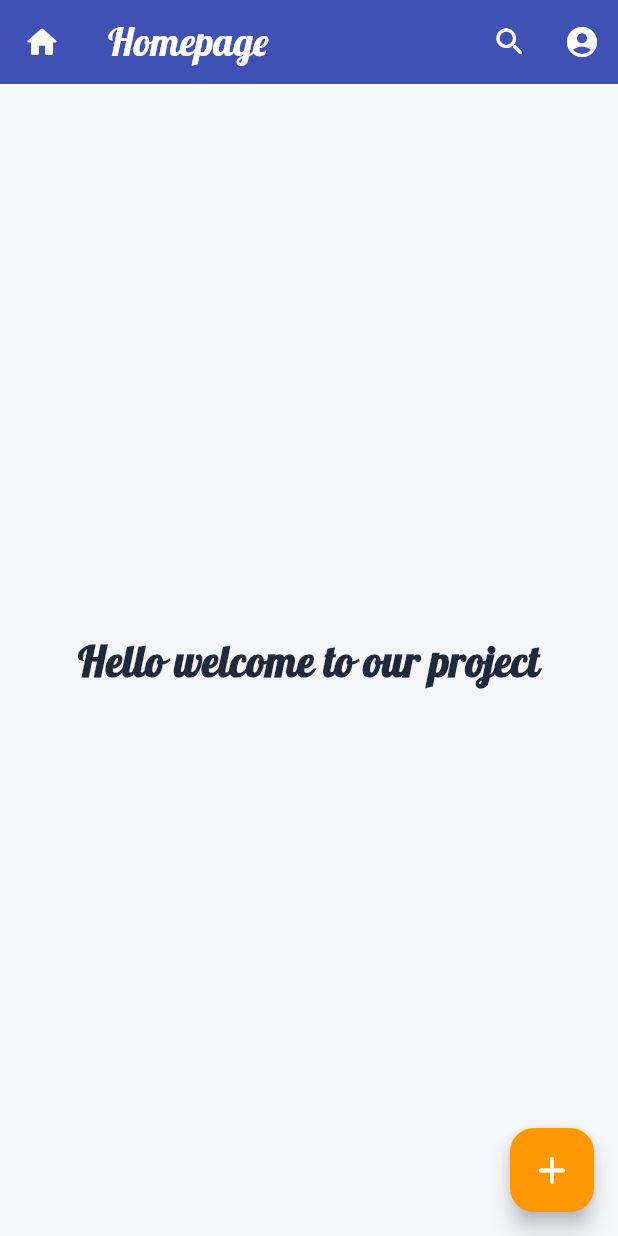
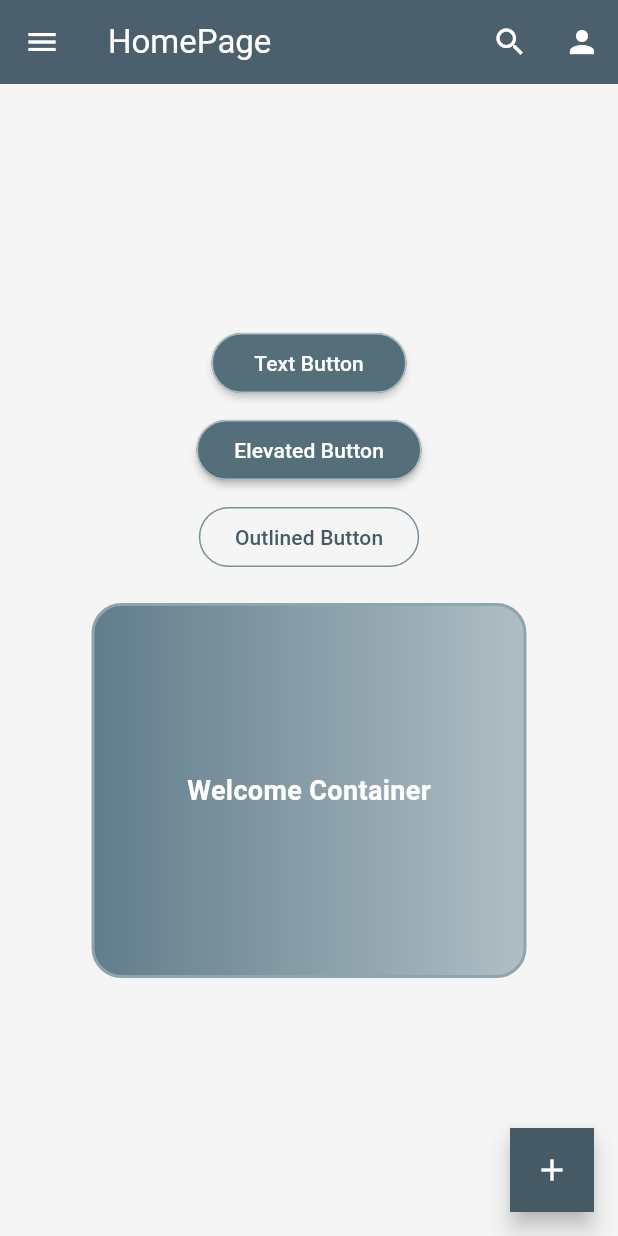
Before and after one commit to Taniasultana-creator/Flutter-Homepage, a Flutter app: the screen it shows after launch, on a phone screen of 412 x 824 dp. Run offline on Flutter 3.47's test engine with Material 3 defaults, Android fonts, the phone set to English and light mode, and no system bars; our stand-ins replace google_fonts.

Commit message:
Added Assignment 2

```diff
--- /dev/null
+++ b/lib/Assignment_2.dart
@@ -0,0 +1,134 @@
+import 'package:flutter/material.dart';
+
+class Assignment2 extends StatelessWidget {
+  const Assignment2({super.key});
+
+  @override
+  Widget build(BuildContext context) {
+    return Scaffold(
+      backgroundColor: Colors.grey.shade100,
+      appBar: AppBar(
+        title: Text("HomePage"),
+        backgroundColor: Colors.blueGrey.shade700,
+        foregroundColor: Colors.white,
+        elevation: 1,
+        actions: [
+          IconButton(onPressed: () {}, icon: Icon(Icons.search)),
+          IconButton(onPressed: () {}, icon: Icon(Icons.person)),
+        ],
+      ),
+
+      drawer: Drawer(
+        backgroundColor: Colors.white,
+        child: Column(
+          children: [
+            UserAccountsDrawerHeader(
+              decoration: BoxDecoration(color: Colors.blueGrey.shade700),
+              accountName: Text("Name"),
+              accountEmail: Text("Email"),
+              currentAccountPicture: CircleAvatar(
+                backgroundColor: Colors.white,
+                child: Icon(Icons.person, color: Colors.blueGrey.shade700, size: 35),
+              ),
+            ),
+
+            ListTile(
+              leading: Icon(Icons.home, color: Colors.blueGrey.shade700),
+              title: Text("HomePage"),
+              hoverColor: Colors.blueGrey.shade50,
+              onTap: () {},
+            ),
+            Divider(height: 1),
+            ListTile(
+              leading: Icon(Icons.contact_page, color: Colors.blueGrey.shade700),
+              title: Text("Contact"),
+              hoverColor: Colors.blueGrey.shade50,
+              onTap: () {},
+            ),
+            Divider(height: 1),
+
+            Spacer(),
+            ListTile(
+              leading: IconButton(onPressed: () {}, icon: Icon(Icons.person, color: Colors.blueGrey.shade700)),
+              trailing: IconButton(onPressed: () {}, icon: Icon(Icons.logout, color: Colors.redAccent)),
+              title: Text("Profile"),
+            ),
+          ],
+        ),
+      ),
+
+      body: Center(
+        child: Column(
+          mainAxisAlignment: MainAxisAlignment.center,
+          children: [
+            Padding(
+              padding: const EdgeInsets.all(10),
+              child: TextButton(
+                onPressed: () {},
+                style: TextButton.styleFrom(
+                  backgroundColor: Colors.blueGrey.shade600,
+                  foregroundColor: Colors.white,
+                  side: BorderSide(color: Colors.blueGrey.shade200),
+                  fixedSize: Size(130, 40),
+                  elevation: 2,
+                  shadowColor: Colors.grey.shade300,
+                ),
+                child: Text("Text Button"),
+              ),
+            ),
+            ElevatedButton(
+              onPressed: () {},
+              style: ElevatedButton.styleFrom(
+                backgroundColor: Colors.blueGrey.shade600,
+                foregroundColor: Colors.white,
+                side: BorderSide(color: Colors.blueGrey.shade200),
+                fixedSize: Size(150, 40),
+                elevation: 2,
+              ),
+              child: Text("Elevated Button"),
+            ),
+            SizedBox(height: 10),
+            OutlinedButton(
+              onPressed: () {},
+              style: OutlinedButton.styleFrom(
+                foregroundColor: Colors.blueGrey.shade700,
+                side: BorderSide(color: Colors.blueGrey.shade400),
+              ),
+              child: Text("Outlined Button"),
+            ),
+            // IconButton(onPressed: () {}, icon: Icon(Icons.login)),
+            Container(
+              height: 250,
+              width: 290,
+              margin: EdgeInsets.all(20),
+              padding: EdgeInsets.all(20),
+              alignment: Alignment.center,
+              decoration: BoxDecoration(
+                color: Colors.white,
+                border: Border.all(color: Colors.blueGrey.shade300, width: 2),
+                borderRadius: BorderRadius.all(Radius.circular(20)),
+                gradient: LinearGradient(
+                  colors: [Colors.blueGrey.shade500, Colors.blueGrey.shade200],
+                ),
+              ),
+              child: Text(
+                "Welcome Container",
+                style: TextStyle(color: Colors.white, fontSize: 18, fontWeight: FontWeight.bold),
+              ),
+            ),
+          ],
+        ),
+      ),
+
+      floatingActionButton: FloatingActionButton(
+        onPressed: () {},
+        backgroundColor: Colors.blueGrey.shade700,
+        foregroundColor: Colors.white,
+        hoverColor: Colors.blueGrey.shade500,
+        shape: BeveledRectangleBorder(),
+        tooltip: "Add",
+        child: Icon(Icons.add),
+      ),
+    );
+  }
+}
--- a/lib/main.dart
+++ b/lib/main.dart
@@ -1,5 +1,5 @@
 import 'package:flutter/material.dart';
-import 'package:tania1126/home_page.dart';
+import 'package:tania1126/Assignment_2.dart';
 
 void main() {
   runApp(const MyApp());
@@ -13,7 +13,7 @@ class MyApp extends StatelessWidget {
     return MaterialApp(
       theme: ThemeData.dark(),
       debugShowCheckedModeBanner: false,
-      home: HomePage(),
+      home: Assignment2(),
     );
   }
 }
```
